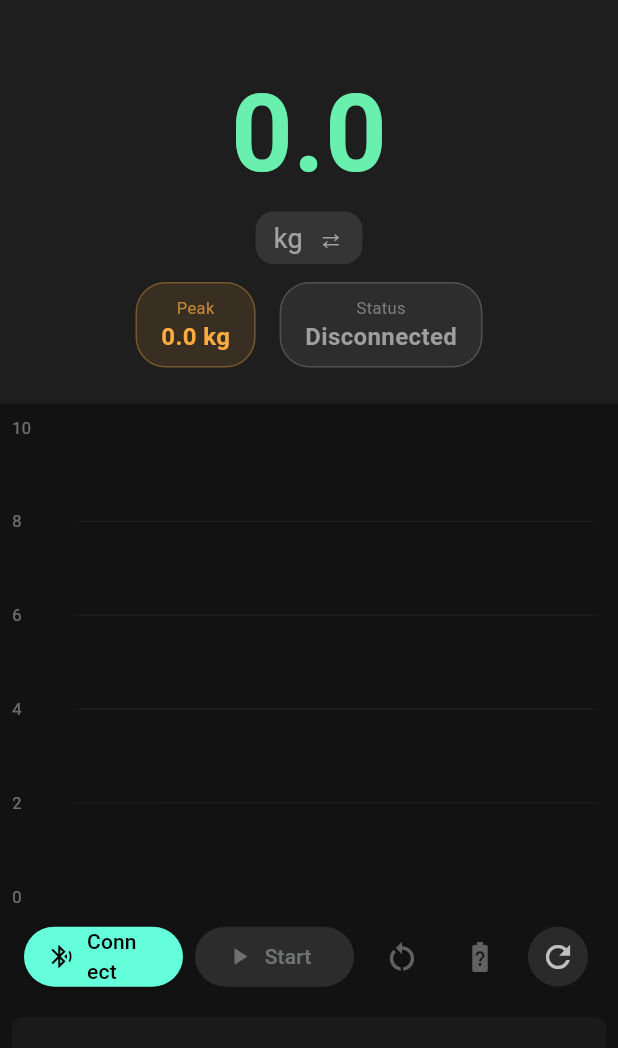
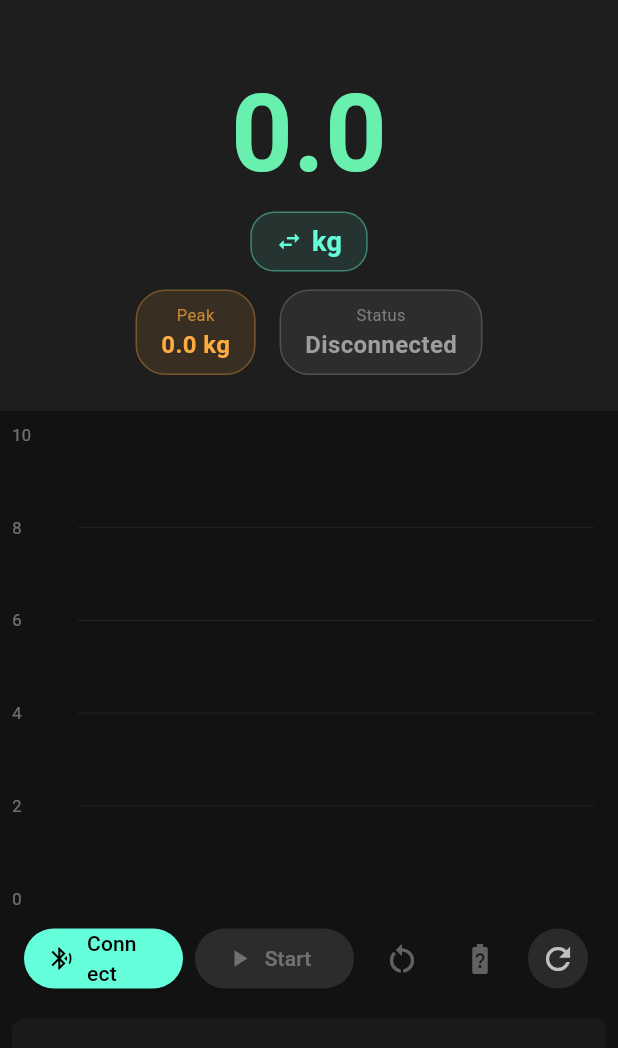
Before and after one commit to lukeyeh/tindeq, a Flutter app: the screen it shows after launch, on a phone screen of 412 x 824 dp, the part 63-1111 px from its top. Run offline on Flutter 3.47's test engine with Material 3 defaults, Android fonts, the phone set to English and light mode, and no system bars; drawn by our look-alikes of fl_chart; our stand-ins replace flutter_blue_plus.

Commit message:
Make unit toggle visually obvious as a tappable button
Replace the plain text label with a teal-bordered pill button showing
a swap icon, so it's clear you can tap to switch between kg and lbs.

https://claude.ai/code/session_01CUcWLnWpULZKgcthc8H2Kb

```diff
--- a/lib/screens/home_screen.dart
+++ b/lib/screens/home_screen.dart
@@ -150,14 +150,27 @@ class _HomeScreenState extends State<HomeScreen> {
           GestureDetector(
             onTap: () => setState(() => _useLbs = !_useLbs),
             child: Container(
-              padding: const EdgeInsets.symmetric(horizontal: 12, vertical: 4),
+              padding: const EdgeInsets.symmetric(horizontal: 16, vertical: 6),
               decoration: BoxDecoration(
-                color: Colors.white10,
-                borderRadius: BorderRadius.circular(12),
+                color: Colors.tealAccent.withAlpha(25),
+                borderRadius: BorderRadius.circular(16),
+                border: Border.all(color: Colors.tealAccent.withAlpha(100)),
               ),
-              child: Text(
-                '$_unit  ⇄',
-                style: const TextStyle(fontSize: 18, color: Colors.white54),
+              child: Row(
+                mainAxisSize: MainAxisSize.min,
+                children: [
+                  const Icon(Icons.swap_horiz,
+                      size: 18, color: Colors.tealAccent),
+                  const SizedBox(width: 6),
+                  Text(
+                    _useLbs ? 'lbs' : 'kg',
+                    style: const TextStyle(
+                      fontSize: 18,
+                      color: Colors.tealAccent,
+                      fontWeight: FontWeight.w600,
+                    ),
+                  ),
+                ],
               ),
             ),
           ),
```
